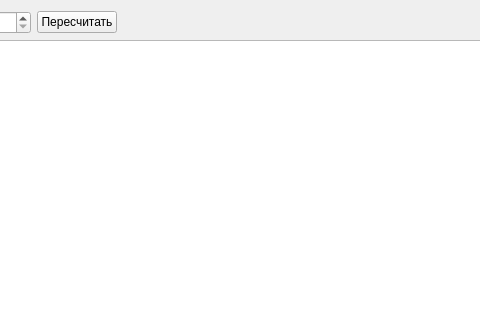
The window that formreportel.ui (Sergeyego/warehouse) describes before a commit, drawn with Qt 5; both pictures show x 213 to 693 and y 0 to 320 of the 938 by 579 pixel window.
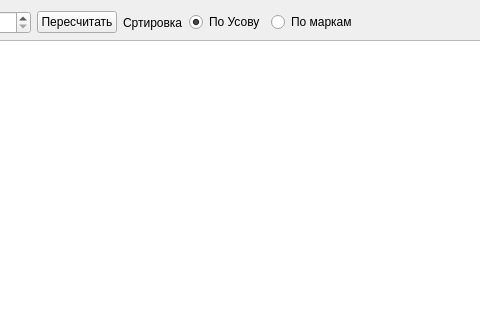
The same window after the commit. Custom widgets are drawn as their Qt base class.

Commit message: Запас с учетом цеха

```diff
--- a/formreportel.ui
+++ b/formreportel.ui
@@ -43,6 +43,30 @@
        </property>
       </widget>
      </item>
+     <item>
+      <widget class="QLabel" name="label_3">
+       <property name="text">
+        <string>Сртировка</string>
+       </property>
+      </widget>
+     </item>
+     <item>
+      <widget class="QRadioButton" name="radioButtonUsov">
+       <property name="text">
+        <string>По Усову</string>
+       </property>
+       <property name="checked">
+        <bool>true</bool>
+       </property>
+      </widget>
+     </item>
+     <item>
+      <widget class="QRadioButton" name="radioButtonMark">
+       <property name="text">
+        <string>По маркам</string>
+       </property>
+      </widget>
+     </item>
      <item>
       <spacer name="horizontalSpacer">
        <property name="orientation">
```
Left out of the diff: 2 changed lines with no effect on the pictures. The commit also changes 1 other file.
